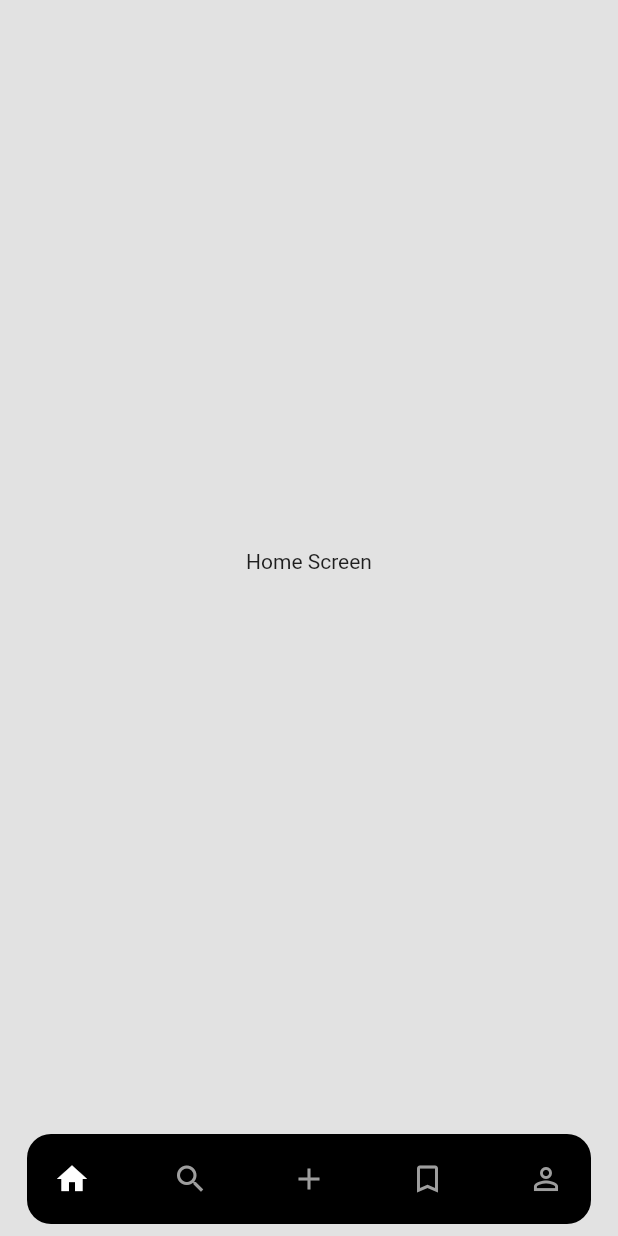
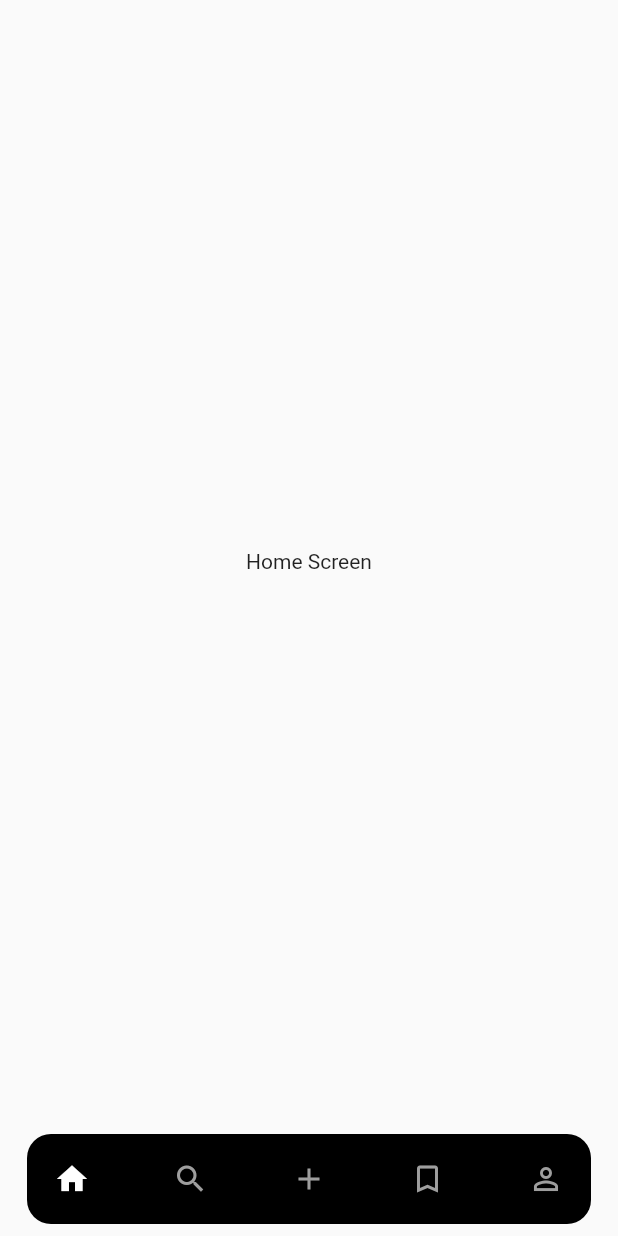
Before and after one commit to pakobarbakadze/troy-client, a Flutter app: the screen it shows after launch, on a phone screen of 412 x 824 dp. Run offline on Flutter 3.47's test engine with Material 2 defaults, Android fonts, the phone set to English and light mode, and no system bars; our stand-ins replace flutter_riverpod.

Commit message:
style: theme

```diff
--- a/lib/main_screen.dart
+++ b/lib/main_screen.dart
@@ -5,21 +5,27 @@ import 'package:troy_client/providers/screen_provider.dart';
 
 import 'package:troy_client/features/shared/bottom_nav/bottom_nav.dart';
 
-class MainScreen extends ConsumerStatefulWidget {
+var kColorScheme =
+    ColorScheme.fromSeed(seedColor: const Color.fromARGB(255, 65, 73, 100));
+
+class MainScreen extends ConsumerWidget {
   const MainScreen({super.key});
 
   @override
-  ConsumerState<MainScreen> createState() => _MainScreenState();
-}
-
-class _MainScreenState extends ConsumerState<MainScreen> {
-  @override
-  Widget build(BuildContext context) {
+  Widget build(BuildContext context, WidgetRef ref) {
     final screen = ref.watch(screenProvider);
 
     return MaterialApp(
+      theme: ThemeData().copyWith(
+        colorScheme: kColorScheme,
+        appBarTheme: AppBarTheme(
+          centerTitle: false,
+          backgroundColor: kColorScheme.background,
+          foregroundColor: kColorScheme.primary,
+          elevation: 0,
+        ),
+      ),
       home: Scaffold(
-        backgroundColor: const Color(0xFFE2E2E2),
         bottomNavigationBar: const BottomNav(),
         body: screen,
       ),
```
